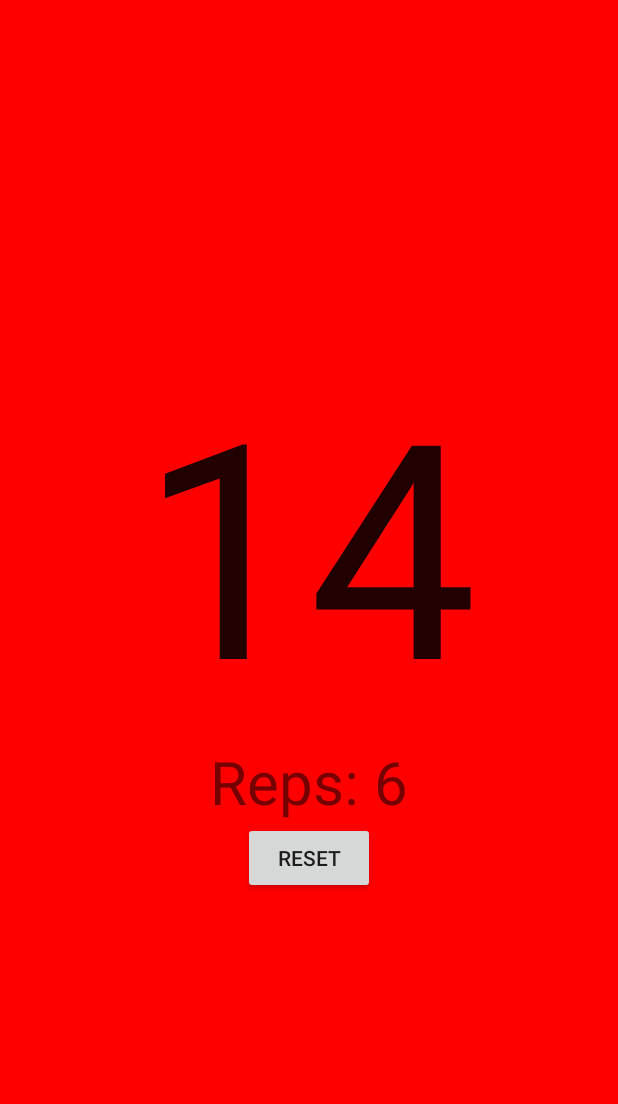
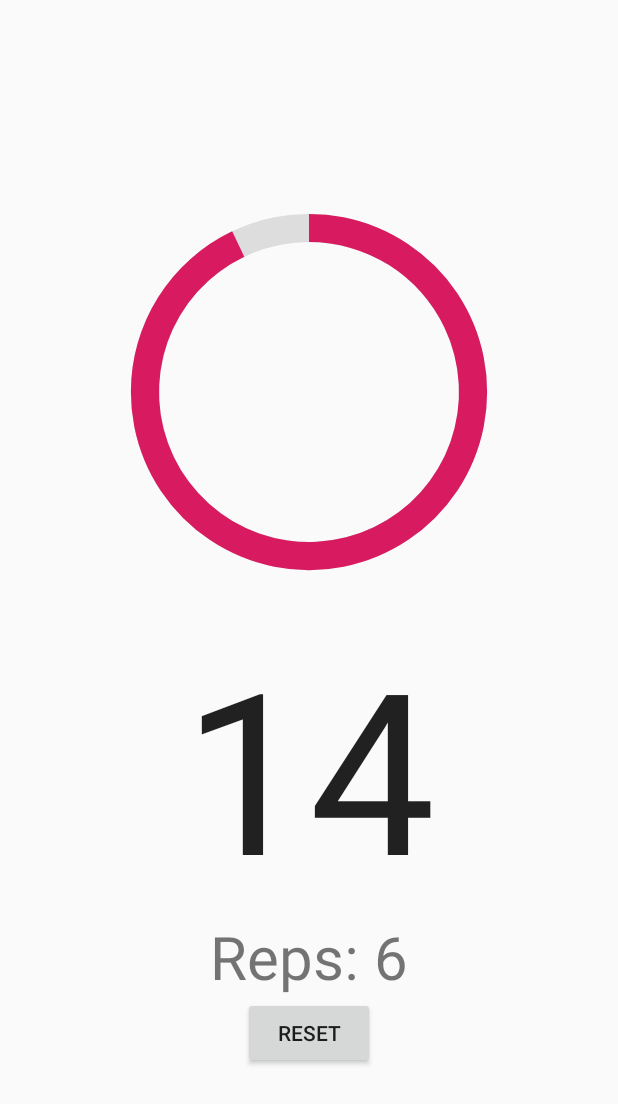
Before and after one commit to ksk-t/WorkoutTimer, an Android app: the screen it shows after launch (MainActivity), after a tap on an icon or button, on a phone screen of 412 x 824 dp. Shown: the top 1104 px of the screen. Run offline under Robolectric (Android 15) with nearby library versions, the light colour scheme and no system bars; 2 other taps on this screen came first.

Commit message:
Use CountDownTimer instead of using wait. Indicate countdown with a circular progress bar. Play countdown sound

```diff
--- a/app/src/main/java/com/example/timer/MainActivity.java
+++ b/app/src/main/java/com/example/timer/MainActivity.java
@@ -4,57 +4,46 @@ import androidx.appcompat.app.AppCompatActivity;
 
 import android.graphics.Color;
 import android.os.Bundle;
+import android.os.CountDownTimer;
 import android.os.Handler;
+import android.widget.ProgressBar;
 import android.widget.TextView;
 import java.util.Locale;
 import android.view.View;
+import android.media.MediaPlayer;
 
 public class MainActivity extends AppCompatActivity {
 
-    // Use seconds, running and wasRunning respectively
-    // to record the number of seconds passed,
-    // whether the stopwatch is running and
-    // whether the stopwatch was running
-    // before the activity was paused.
-
     // Number of seconds displayed
     // on the stopwatch.
-    private int seconds = 0;
     private int breakTime = 15;
     private int restTime = 60;
     private int repCountStart = 3;
     private int repCountEnd = 7;
     private int repCount = 0;
 
-    private boolean wasRunning;
-
-    private boolean running;
+    private MyCountDownTimer countDownTimer;
+    MediaPlayer beepSound321;
+    MediaPlayer beepSound0;
 
     @Override
     protected void onCreate(Bundle savedInstanceState) {
         super.onCreate(savedInstanceState);
         setContentView(R.layout.activity_main);
 
-        if (savedInstanceState != null) {
-
-            // Get the previous state of the stopwatch
-            // if the activity has been
-            // destroyed and recreated.
-            seconds
-                    = savedInstanceState
-                    .getInt("seconds");
-            running
-                    = savedInstanceState
-                    .getBoolean("running");
-            wasRunning
-                    = savedInstanceState
-                    .getBoolean("wasRunning");
-        }
+        countDownTimer = new MyCountDownTimer(breakTime * 1000, 1);
+        beepSound321 = MediaPlayer.create(getApplicationContext(), R.raw.sound321);
+        beepSound0 = MediaPlayer.create(getApplicationContext(), R.raw.sound0);
 
         repCount = repCountStart;
         setRepText(repCount);
 
-        runTimer();
+        final TextView timeView
+                = (TextView)findViewById(
+                R.id.time_view);
+
+        timeView.setText("GO");
+
     }
 
     private void setRepText(int value)
@@ -75,47 +64,9 @@ public class MainActivity extends AppCompatActivity {
         repCountText.setText(value);
     }
 
-    // Save the state of the stopwatch
-    // if it's about to be destroyed.
-    @Override
-    public void onSaveInstanceState(
-            Bundle savedInstanceState)
-    {
-        super.onSaveInstanceState(savedInstanceState);
-
-        savedInstanceState
-                .putInt("seconds", seconds);
-        savedInstanceState
-                .putBoolean("running", running);
-        savedInstanceState
-                .putBoolean("wasRunning", wasRunning);
-    }
-
     public void setActivityBackgroundColor(int color) {
         View view = this.getWindow().getDecorView();
         view.setBackgroundColor(color);
-    }
-
-    // If the activity is paused,
-    // stop the stopwatch.
-    @Override
-    protected void onPause()
-    {
-        super.onPause();
-        wasRunning = running;
-        running = false;
-    }
-
-    // If the activity is resumed,
-    // start the stopwatch
-    // again if it was running previously.
-    @Override
-    protected void onResume()
-    {
-        super.onResume();
-        if (wasRunning) {
-            running = true;
-        }
     }
 
     // Reset the stopwatch when
@@ -124,95 +75,96 @@ public class MainActivity extends AppCompatActivity {
     // when the Reset button is clicked.
     public void onClickReset(android.view.View view)
     {
-        running = true;
         repCount++;
 
         if (repCount > repCountEnd)
         {
-            seconds = restTime;
             repCount = repCountStart;
-            setRepText("Break!");
+            setRepText("Rest");
+            if (countDownTimer != null)
+            {
+                countDownTimer.cancel();
+                countDownTimer = new MyCountDownTimer(restTime * 1000, 1000);
+            }
+        }else if (repCount == repCountStart + 1)
+        {
+            setRepText(repCount);
+            if (countDownTimer != null)
+            {
+                countDownTimer.cancel();
+                countDownTimer = new MyCountDownTimer(breakTime * 1000, 1000);
+            }
+
         }else
         {
             setRepText(repCount);
-            seconds = breakTime;
         }
 
+        countDownTimer.start();
     }
 
     public void onClickResetActual(View view)
     {
-        running = false;
         repCount = repCountStart;
         setRepText(repCount);
-        seconds = 0;
-    }
+        countDownTimer.cancel();
 
-    // Sets the NUmber of seconds on the timer.
-    // The runTimer() method uses a Handler
-    // to increment the seconds and
-    // update the text view.
-    private void runTimer()
-    {
-
-        // Get the text view.
         final TextView timeView
                 = (TextView)findViewById(
                 R.id.time_view);
 
-        final TextView repCountText
+        timeView.setText("GO");
+    }
+
+    public class MyCountDownTimer extends CountDownTimer
+    {
+        public MyCountDownTimer(long millisInFuture, long countDownInterval) {
+            super(millisInFuture, countDownInterval);
+        }
+
+        @Override
+        public void onTick(long millisUntilFinished) {
+
+            int progress = (int) (millisUntilFinished/1000) + 1;
+            final TextView timeView
                 = (TextView)findViewById(
-                R.id.rep_count);
+                R.id.time_view);
 
+            timeView.setText(Integer.toString(progress));
 
-        // Creates a new Handler
-        final Handler handler
-                = new Handler();
+            if (progress <= 3)
+            {
+                beepSound321.start();
+            }
 
-        // Call the post() method,
-        // passing in a new Runnable.
-        // The post() method processes
-        // code without a delay,
-        // so the code in the Runnable
-        // will run almost immediately.
-        handler.post(new Runnable() {
-            @Override
+            final ProgressBar progressCircle
+                    = (ProgressBar)findViewById(
+                    R.id.progress_circle);
 
-            public void run()
+            progressCircle.setProgress((int)(millisUntilFinished / breakTime ));
+        }
+
+        @Override
+        public void onFinish() {
+            final TextView timeView
+                    = (TextView)findViewById(
+                    R.id.time_view);
+
+            timeView.setText("GO");
+
+            if (repCount == repCountStart)
             {
-                // Set the text view text.
-                timeView.setText(String.format(Locale.getDefault(),"%02d", seconds));
+                setRepText(repCount);
+            }
 
-                if (seconds == 0)
-                {
-                    setActivityBackgroundColor(Color.GREEN);
-                    timeView.setBackgroundColor(Color.GREEN);
+            final ProgressBar progressCircle
+                    = (ProgressBar)findViewById(
+                    R.id.progress_circle);
 
-                    if (running)
-                    {
-                        running = false;
+            progressCircle.setProgress(0);
 
-                        if (repCount == repCountStart)
-                        {
-                            setRepText(repCount);
-                        }
-                    }
-                }else
-                {
-                    setActivityBackgroundColor(Color.RED);
-                    timeView.setBackgroundColor(Color.RED);
-                }
+            beepSound0.start();
 
-                // If running is true, increment the
-                // seconds variable.
-                if (running) {
-                    seconds--;
-                }
-
-                // Post the code again
-                // with a delay of 1 second.
-                handler.postDelayed(this, 1000);
-            }
-        });
+        }
     }
 }
--- /dev/null
+++ b/app/src/main/res/drawable/circle.xml
@@ -0,0 +1,27 @@
+<?xml version="1.0" encoding="utf-8"?>
+<layer-list xmlns:android="http://schemas.android.com/apk/res/android">
+    <item>
+        <shape
+            android:shape="ring"
+            android:thicknessRatio="16"
+            android:useLevel="false">
+            <solid android:color="#DDD"/>
+
+        </shape>
+    </item>
+
+    <item>
+        <rotate
+            android:fromDegrees="270"
+            android:toDegrees="270">
+
+            <shape
+                android:shape="ring"
+                android:thicknessRatio="16"
+                android:useLevel="true">
+
+                <solid android:color="@color/colorAccent"/>
+            </shape>
+        </rotate>
+    </item>
+</layer-list>
--- a/app/src/main/res/layout/activity_main.xml
+++ b/app/src/main/res/layout/activity_main.xml
@@ -15,6 +15,16 @@ tools:context=".MainActivity"
         android:layout_gravity="center"
         android:onClick="onClickReset">
 
+        <ProgressBar
+            android:id="@+id/progress_circle"
+            android:layout_height="300dp"
+            android:layout_width="300dp"
+            android:layout_gravity="center"
+            android:indeterminateOnly="false"
+            android:progressDrawable="@drawable/circle"
+            tools:progress="60"
+            android:max="1000">
+        </ProgressBar>
         <TextView
             android:id="@+id/time_view"
             android:layout_width="wrap_content"
@@ -22,7 +32,7 @@ tools:context=".MainActivity"
             android:layout_gravity="center"
 
             android:textAppearance="@android:style/TextAppearance.Large"
-            android:textSize="200sp"
+            android:textSize="150sp"
             android:onClick="onClickReset"/>
 
         <TextView
```
Also changed, not shown: 2 other files.
